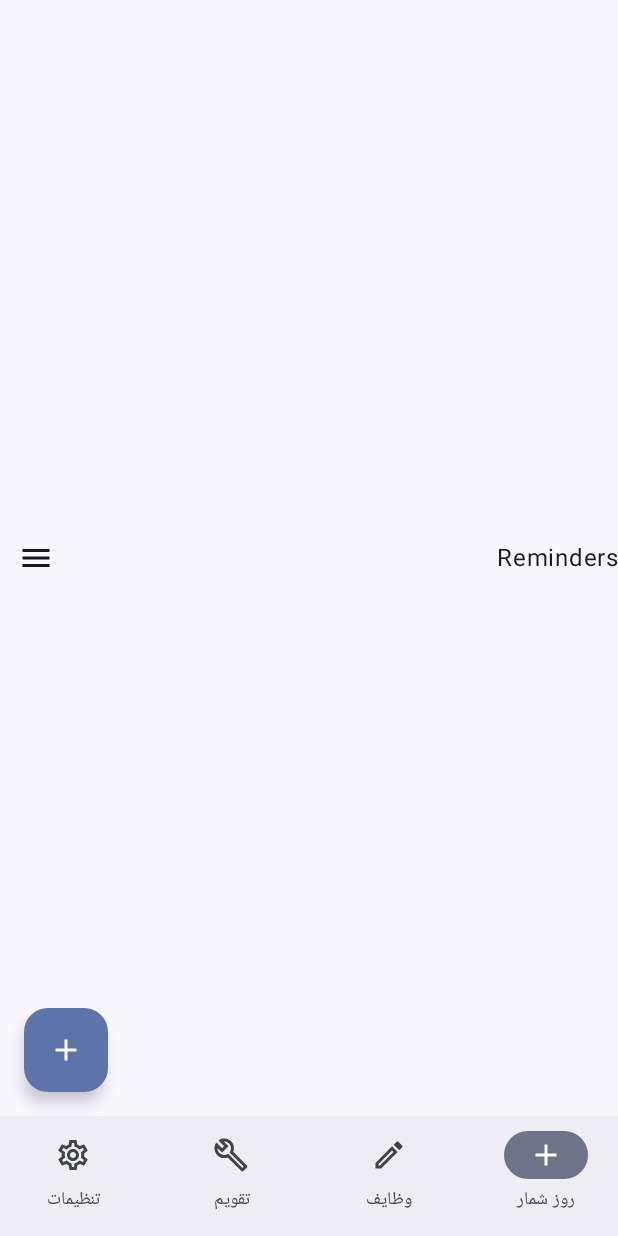
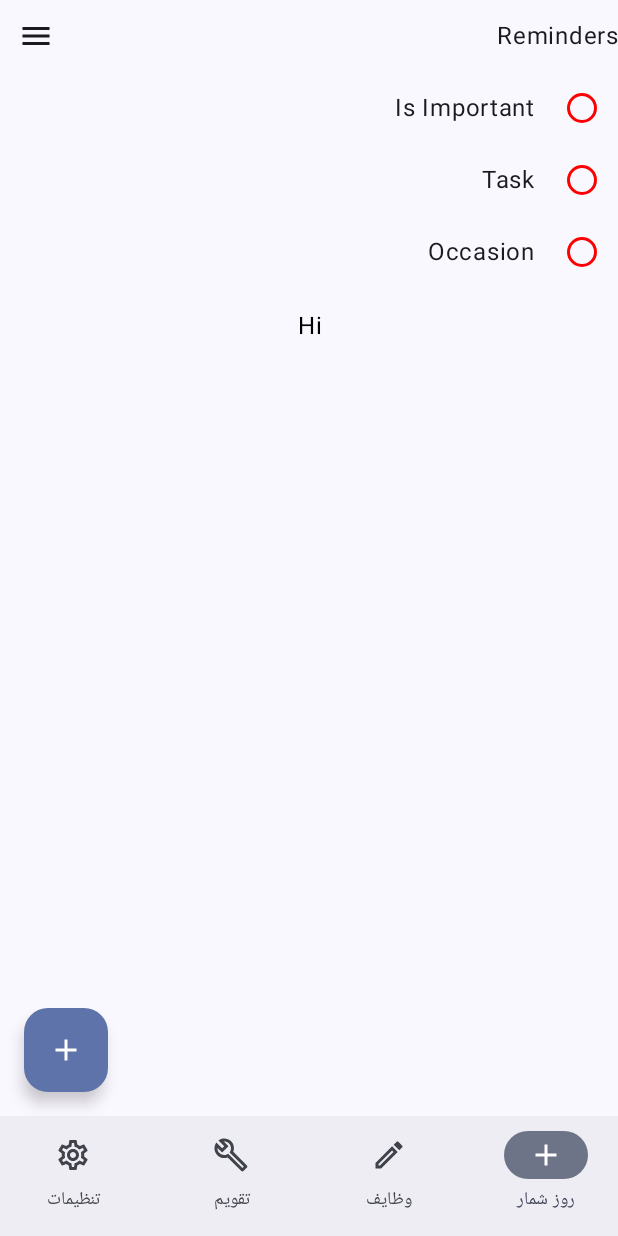
Before and after one commit to AliEasy/zaunguleh_kotlin, an Android app built with Jetpack Compose: the DailyCounterScreen screen opened through its navigation route, after a tap on "Filter", on a phone screen of 412 x 824 dp. Run offline under Robolectric (Android 15) with nearby library versions, the phone set to English and light mode, and no system bars; our stand-ins replace Dagger/Hilt's generated code, Room's generated code.

Commit message:
feat: show reminders list

```diff
--- a/app/src/main/java/top/easyware/zanguleh/features/daily_counter/presentation/DailyCounterScreen.kt
+++ b/app/src/main/java/top/easyware/zanguleh/features/daily_counter/presentation/DailyCounterScreen.kt
@@ -15,7 +15,6 @@ import androidx.compose.foundation.layout.height
 import androidx.compose.foundation.layout.padding
 import androidx.compose.foundation.lazy.LazyColumn
 import androidx.compose.foundation.lazy.items
-import androidx.compose.foundation.rememberScrollState
 import androidx.compose.material.icons.Icons
 import androidx.compose.material.icons.filled.Add
 import androidx.compose.material.icons.filled.Menu
@@ -27,7 +26,6 @@ import androidx.compose.material3.Scaffold
 import androidx.compose.material3.Surface
 import androidx.compose.material3.Text
 import androidx.compose.runtime.Composable
-import androidx.compose.runtime.rememberCoroutineScope
 import androidx.compose.ui.Alignment
 import androidx.compose.ui.Modifier
 import androidx.compose.ui.unit.dp
@@ -37,11 +35,9 @@ import top.easyware.zanguleh.features.daily_counter.presentation.components.Remi
 
 @Composable
 fun DailyCounterScreen(
-    viewModel: DailyCounterViewModel = hiltViewModel(), //todo
+    viewModel: DailyCounterViewModel = hiltViewModel(),
 ) {
     val state = viewModel.state.value
-    val scaffoldState = rememberScrollState()
-    val scope = rememberCoroutineScope()
 
     Surface(
         modifier = Modifier.fillMaxSize(),
@@ -55,14 +51,10 @@ fun DailyCounterScreen(
                     Icon(imageVector = Icons.Default.Add, contentDescription = "Add note")
                 }
             },
-//        scaffoldState = scaffoldState //todo
         ) {
-            Column(
-                modifier = Modifier.padding(it),
-                verticalArrangement = Arrangement.Center
-            ) {
+            Column {
                 Row(
-                    modifier = Modifier.fillMaxSize(),
+                    modifier = Modifier.fillMaxWidth(),
                     horizontalArrangement = Arrangement.SpaceBetween,
                     verticalAlignment = Alignment.CenterVertically
                 ) {
@@ -84,8 +76,7 @@ fun DailyCounterScreen(
                 ) {
                     FilterSection(
                         modifier = Modifier
-                            .fillMaxSize()
-                            .padding(vertical = 16.dp),
+                            .fillMaxWidth(),
                         filter = state.reminderFilter,
                         onFilterChanged = { reminderFilter ->
                             viewModel.onEvent(DailyCounterEvent.GetReminders(reminderFilter))
@@ -94,7 +85,9 @@ fun DailyCounterScreen(
                 }
                 Spacer(modifier = Modifier.height(16.dp))
                 LazyColumn(
-                    modifier = Modifier.fillMaxSize()
+                    modifier = Modifier
+                        .fillMaxSize()
+                        .padding(it),
                 ) {
                     items(state.reminders) { reminder ->
                         ReminderItem(modifier = Modifier.fillMaxWidth(), reminder = reminder)
@@ -102,6 +95,44 @@ fun DailyCounterScreen(
                 }
                 Spacer(modifier = Modifier.height(16.dp))
             }
+//            Column(
+//                modifier = Modifier.padding(it),
+//            ) {
+//                Row(
+//                    modifier = Modifier.fillMaxSize(),
+//                    horizontalArrangement = Arrangement.SpaceBetween,
+////                    verticalAlignment = Alignment.CenterVertically
+//                ) {
+//                    Text(
+//                        text = "Reminders",
+//                        style = MaterialTheme.typography.bodyLarge
+//                    )
+//                    IconButton(
+//                        onClick = {
+//                            viewModel.onEvent(DailyCounterEvent.ToggleFilterSection)
+//                        }) {
+//                        Icon(imageVector = Icons.Default.Menu, contentDescription = "Filter")
+//                    }
+//                }
+//                AnimatedVisibility(
+//                    visible = state.isFilterSectionVisible,
+//                    enter = fadeIn() + slideInVertically(),
+//                    exit = fadeOut() + slideOutVertically()
+//                ) {
+//                    FilterSection(
+//                        modifier = Modifier
+//                            .fillMaxSize()
+//                            .padding(vertical = 16.dp),
+//                        filter = state.reminderFilter,
+//                        onFilterChanged = { reminderFilter ->
+//                            viewModel.onEvent(DailyCounterEvent.GetReminders(reminderFilter))
+//                        }
+//                    )
+//                }
+//                Spacer(modifier = Modifier.height(16.dp))
+//
+//                Spacer(modifier = Modifier.height(16.dp))
+//            }
         }
     }
 }
--- a/app/src/main/java/top/easyware/zanguleh/features/daily_counter/presentation/DailyCounterViewModel.kt
+++ b/app/src/main/java/top/easyware/zanguleh/features/daily_counter/presentation/DailyCounterViewModel.kt
@@ -34,7 +34,9 @@ class DailyCounterViewModel @Inject constructor(
                 getReminders(event.reminderFilter)
             }
 
-            is DailyCounterEvent.ToggleFilterSection -> {}
+            is DailyCounterEvent.ToggleFilterSection -> {
+                _state.value = state.value.copy(isFilterSectionVisible = !state.value.isFilterSectionVisible)
+            }
             is DailyCounterEvent.AddReminder -> {
                 addDefReminder()
             }
--- a/app/src/main/java/top/easyware/zanguleh/features/daily_counter/presentation/components/FilterSection.kt
+++ b/app/src/main/java/top/easyware/zanguleh/features/daily_counter/presentation/components/FilterSection.kt
@@ -1,9 +1,7 @@
 package top.easyware.zanguleh.features.daily_counter.presentation.components
 
 import androidx.compose.foundation.layout.Column
-import androidx.compose.foundation.layout.Row
 import androidx.compose.foundation.layout.Spacer
-import androidx.compose.foundation.layout.fillMaxWidth
 import androidx.compose.foundation.layout.width
 import androidx.compose.runtime.Composable
 import androidx.compose.ui.Modifier
@@ -20,25 +18,24 @@ fun FilterSection(
     Column(
         modifier = modifier,
     ) {
-        Row(
-            modifier = Modifier.fillMaxWidth()
+        Column(
         ) {
             DefaultRadioButton(
-                text = "1",
+                text = "Is Important",
                 selected = filter is ReminderFilter.IsImportantFilter,
                 onSelect = { onFilterChanged(ReminderFilter.IsImportantFilter) },
                 modifier = modifier
             )
             Spacer(modifier = Modifier.width(8.dp))
             DefaultRadioButton(
-                text = "2",
+                text = "Task",
                 selected = filter is ReminderFilter.ReminderTypeFilter && filter.reminderType == ReminderType.TASK,
                 onSelect = { onFilterChanged(ReminderFilter.ReminderTypeFilter(reminderType = ReminderType.TASK)) },
                 modifier = modifier
             )
             Spacer(modifier = Modifier.width(8.dp))
             DefaultRadioButton(
-                text = "3",
+                text = "Occasion",
                 selected = filter is ReminderFilter.ReminderTypeFilter && filter.reminderType == ReminderType.OCCASION,
                 onSelect = { onFilterChanged(ReminderFilter.ReminderTypeFilter(reminderType = ReminderType.OCCASION)) },
                 modifier = modifier
--- a/app/src/main/java/top/easyware/zanguleh/features/daily_counter/presentation/components/ReminderItem.kt
+++ b/app/src/main/java/top/easyware/zanguleh/features/daily_counter/presentation/components/ReminderItem.kt
@@ -2,6 +2,7 @@ package top.easyware.zanguleh.features.daily_counter.presentation.components
 
 import androidx.compose.foundation.layout.Arrangement
 import androidx.compose.foundation.layout.Row
+import androidx.compose.material3.MaterialTheme
 import androidx.compose.material3.Text
 import androidx.compose.runtime.Composable
 import androidx.compose.ui.Modifier
@@ -16,6 +17,6 @@ fun ReminderItem(
         modifier = modifier,
         horizontalArrangement = Arrangement.Center
     ) {
-        Text(text = reminder.title)
+        Text(text = reminder.title, style = MaterialTheme.typography.bodyLarge, color = androidx.compose.ui.graphics.Color.Black)
     }
 }
```
